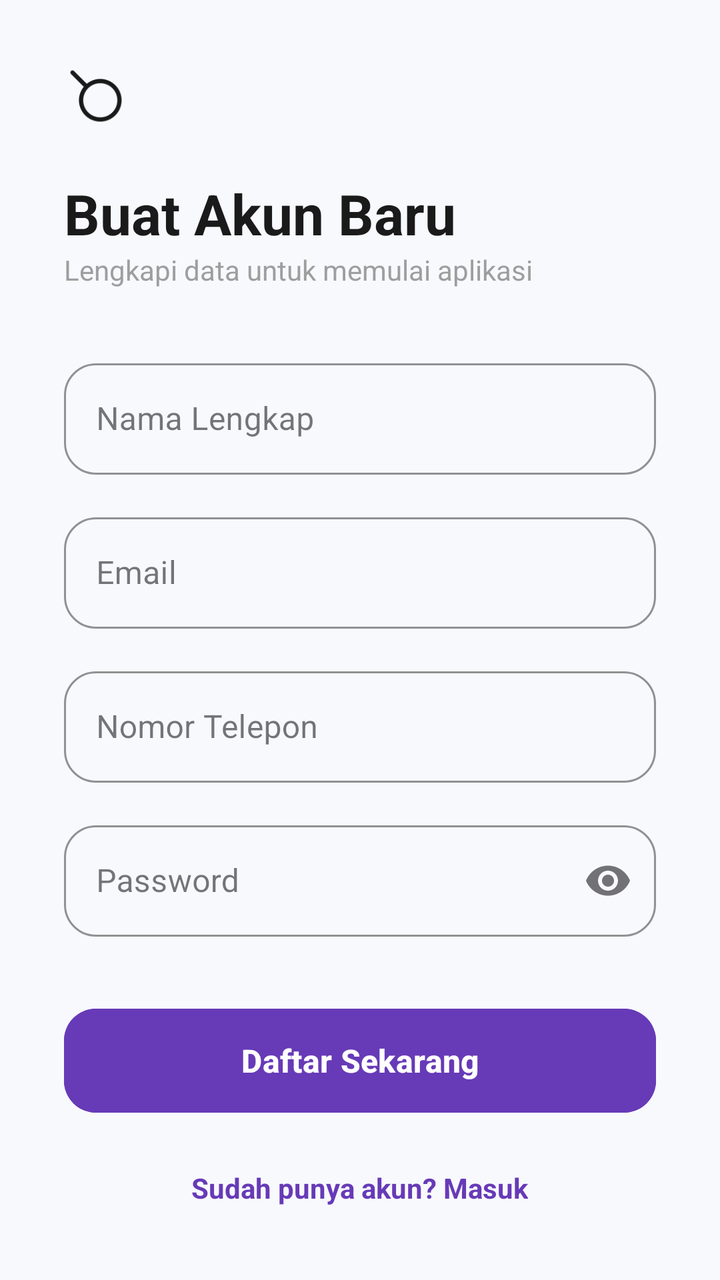
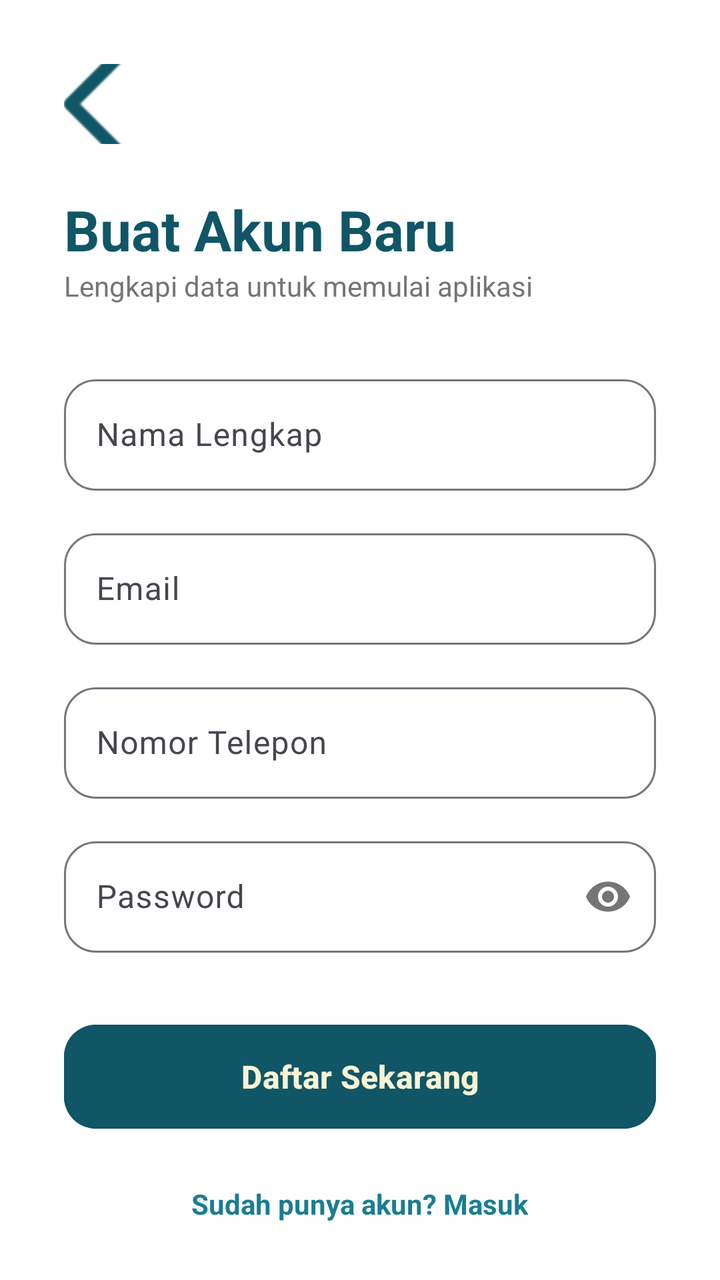

Compare the two renders of this Android layout. The source of the first and the diff that turns it into the second are given below.
<!-- AndroidManifest.xml: application theme Theme.Penjualan -->
<!-- res/layout/activity_register.xml -->
<?xml version="1.0" encoding="utf-8"?>
<androidx.core.widget.NestedScrollView xmlns:android="http://schemas.android.com/apk/res/android"
    xmlns:app="http://schemas.android.com/apk/res-auto"
    android:layout_width="match_parent"
    android:layout_height="match_parent"
    android:background="#F8F9FD"
    android:fillViewport="true">

    <androidx.constraintlayout.widget.ConstraintLayout
        android:layout_width="match_parent"
        android:layout_height="wrap_content"
        android:padding="32dp">

        <ImageView
            android:id="@+id/btnBack"
            android:layout_width="32dp"
            android:layout_height="32dp"
            android:src="@drawable/ic_search"
            android:rotation="180"
            app:tint="#1A1A1A"
            app:layout_constraintStart_toStartOf="parent"
            app:layout_constraintTop_toTopOf="parent" />

        <TextView
            android:id="@+id/tvTitleReg"
            android:layout_width="wrap_content"
            android:layout_height="wrap_content"
            android:layout_marginTop="24dp"
            android:text="Buat Akun Baru"
            android:textColor="#1A1A1A"
            android:textSize="28sp"
            android:textStyle="bold"
            app:layout_constraintStart_toStartOf="parent"
            app:layout_constraintTop_toBottomOf="@id/btnBack" />

        <TextView
            android:id="@+id/tvSubTitleReg"
            android:layout_width="wrap_content"
            android:layout_height="wrap_content"
            android:text="Lengkapi data untuk memulai aplikasi"
            android:textColor="#9E9E9E"
            android:textSize="14sp"
            app:layout_constraintStart_toStartOf="parent"
            app:layout_constraintTop_toBottomOf="@id/tvTitleReg" />

        <LinearLayout
            android:layout_width="match_parent"
            android:layout_height="wrap_content"
            android:layout_marginTop="32dp"
            android:orientation="vertical"
            app:layout_constraintTop_toBottomOf="@id/tvSubTitleReg">

            <com.google.android.material.textfield.TextInputLayout
                style="@style/Widget.MaterialComponents.TextInputLayout.OutlinedBox"
                android:layout_width="match_parent"
                android:layout_height="wrap_content"
                app:boxCornerRadiusBottomEnd="16dp"
                app:boxCornerRadiusBottomStart="16dp"
                app:boxCornerRadiusTopEnd="16dp"
                app:boxCornerRadiusTopStart="16dp"
                app:boxStrokeColor="#673AB7"
                app:hintTextColor="#673AB7"
                android:hint="Nama Lengkap">
                <com.google.android.material.textfield.TextInputEditText
                    android:id="@+id/etNamaDaftar"
                    android:layout_width="match_parent"
                    android:layout_height="wrap_content"
                    android:inputType="textPersonName" />
            </com.google.android.material.textfield.TextInputLayout>

            <com.google.android.material.textfield.TextInputLayout
                style="@style/Widget.MaterialComponents.TextInputLayout.OutlinedBox"
                android:layout_width="match_parent"
                android:layout_height="wrap_content"
                android:layout_marginTop="16dp"
                app:boxCornerRadiusBottomEnd="16dp"
                app:boxCornerRadiusBottomStart="16dp"
                app:boxCornerRadiusTopEnd="16dp"
                app:boxCornerRadiusTopStart="16dp"
                app:boxStrokeColor="#673AB7"
                app:hintTextColor="#673AB7"
                android:hint="Email">
                <com.google.android.material.textfield.TextInputEditText
                    android:id="@+id/etEmailDaftar"
                    android:layout_width="match_parent"
                    android:layout_height="wrap_content"
                    android:inputType="textEmailAddress" />
            </com.google.android.material.textfield.TextInputLayout>

            <com.google.android.material.textfield.TextInputLayout
                style="@style/Widget.MaterialComponents.TextInputLayout.OutlinedBox"
                android:layout_width="match_parent"
                android:layout_height="wrap_content"
                android:layout_marginTop="16dp"
                app:boxCornerRadiusBottomEnd="16dp"
                app:boxCornerRadiusBottomStart="16dp"
                app:boxCornerRadiusTopEnd="16dp"
                app:boxCornerRadiusTopStart="16dp"
                app:boxStrokeColor="#673AB7"
                app:hintTextColor="#673AB7"
                android:hint="Nomor Telepon">
                <com.google.android.material.textfield.TextInputEditText
                    android:id="@+id/etTelpDaftar"
                    android:layout_width="match_parent"
                    android:layout_height="wrap_content"
                    android:inputType="phone" />
            </com.google.android.material.textfield.TextInputLayout>

            <com.google.android.material.textfield.TextInputLayout
                style="@style/Widget.MaterialComponents.TextInputLayout.OutlinedBox"
                android:layout_width="match_parent"
                android:layout_height="wrap_content"
                android:layout_marginTop="16dp"
                app:boxCornerRadiusBottomEnd="16dp"
                app:boxCornerRadiusBottomStart="16dp"
                app:boxCornerRadiusTopEnd="16dp"
                app:boxCornerRadiusTopStart="16dp"
                app:boxStrokeColor="#673AB7"
                app:hintTextColor="#673AB7"
                app:passwordToggleEnabled="true"
                android:hint="Password">
                <com.google.android.material.textfield.TextInputEditText
                    android:id="@+id/etPassDaftar"
                    android:layout_width="match_parent"
                    android:layout_height="wrap_content"
                    android:inputType="textPassword" />
            </com.google.android.material.textfield.TextInputLayout>

            <com.google.android.material.button.MaterialButton
                android:id="@+id/btnSimpanDaftar"
                android:layout_width="match_parent"
                android:layout_height="60dp"
                android:layout_marginTop="32dp"
                android:text="Daftar Sekarang"
                android:textAllCaps="false"
                android:textSize="16sp"
                android:textStyle="bold"
                app:cornerRadius="16dp"
                android:backgroundTint="#673AB7"
                app:elevation="4dp" />

            <TextView
                android:id="@+id/btnKeLogin"
                android:layout_width="wrap_content"
                android:layout_height="wrap_content"
                android:layout_gravity="center"
                android:layout_marginTop="24dp"
                android:layout_marginBottom="24dp"
                android:text="Sudah punya akun? Masuk"
                android:textColor="#673AB7"
                android:textStyle="bold" />

        </LinearLayout>
    </androidx.constraintlayout.widget.ConstraintLayout>
</androidx.core.widget.NestedScrollView>
<!-- resources referenced by this layout -->
<resources>
  <!-- drawable ic_search: png bitmap (drawable, 2161 bytes) -->
  <style name="Theme.Penjualan" parent="Base.Theme.Penjualan" />
  <style name="Base.Theme.Penjualan" parent="Theme.Material3.DayNight.NoActionBar">
          
          
      </style>
</resources>

<!-- the commit's change to res/layout/activity_register.xml (unified diff, before → after) -->
@@ -3,7 +3,7 @@
     xmlns:app="http://schemas.android.com/apk/res-auto"
     android:layout_width="match_parent"
     android:layout_height="match_parent"
-    android:background="#F8F9FD"
+    android:background="@color/white"
     android:fillViewport="true">
 
     <androidx.constraintlayout.widget.ConstraintLayout
@@ -11,13 +11,13 @@
         android:layout_height="wrap_content"
         android:padding="32dp">
 
-        <ImageView
+        <ImageButton
             android:id="@+id/btnBack"
-            android:layout_width="32dp"
-            android:layout_height="32dp"
-            android:src="@drawable/ic_search"
-            android:rotation="180"
-            app:tint="#1A1A1A"
+            android:layout_width="40dp"
+            android:layout_height="40dp"
+            android:src="@drawable/ic_back"
+            android:background="?attr/selectableItemBackgroundBorderless"
+            app:tint="@color/teal_deep"
             app:layout_constraintStart_toStartOf="parent"
             app:layout_constraintTop_toTopOf="parent" />
 
@@ -27,7 +27,7 @@
             android:layout_height="wrap_content"
             android:layout_marginTop="24dp"
             android:text="Buat Akun Baru"
-            android:textColor="#1A1A1A"
+            android:textColor="@color/teal_deep"
             android:textSize="28sp"
             android:textStyle="bold"
             app:layout_constraintStart_toStartOf="parent"
@@ -38,7 +38,7 @@
             android:layout_width="wrap_content"
             android:layout_height="wrap_content"
             android:text="Lengkapi data untuk memulai aplikasi"
-            android:textColor="#9E9E9E"
+            android:textColor="#757575"
             android:textSize="14sp"
             app:layout_constraintStart_toStartOf="parent"
             app:layout_constraintTop_toBottomOf="@id/tvTitleReg" />
@@ -51,15 +51,13 @@
             app:layout_constraintTop_toBottomOf="@id/tvSubTitleReg">
 
             <com.google.android.material.textfield.TextInputLayout
-                style="@style/Widget.MaterialComponents.TextInputLayout.OutlinedBox"
+                style="@style/Widget.Material3.TextInputLayout.OutlinedBox"
                 android:layout_width="match_parent"
                 android:layout_height="wrap_content"
                 app:boxCornerRadiusBottomEnd="16dp"
                 app:boxCornerRadiusBottomStart="16dp"
                 app:boxCornerRadiusTopEnd="16dp"
                 app:boxCornerRadiusTopStart="16dp"
-                app:boxStrokeColor="#673AB7"
-                app:hintTextColor="#673AB7"
                 android:hint="Nama Lengkap">
                 <com.google.android.material.textfield.TextInputEditText
                     android:id="@+id/etNamaDaftar"
@@ -69,7 +67,7 @@
             </com.google.android.material.textfield.TextInputLayout>
 
             <com.google.android.material.textfield.TextInputLayout
-                style="@style/Widget.MaterialComponents.TextInputLayout.OutlinedBox"
+                style="@style/Widget.Material3.TextInputLayout.OutlinedBox"
                 android:layout_width="match_parent"
                 android:layout_height="wrap_content"
                 android:layout_marginTop="16dp"
@@ -77,8 +75,6 @@
                 app:boxCornerRadiusBottomStart="16dp"
                 app:boxCornerRadiusTopEnd="16dp"
                 app:boxCornerRadiusTopStart="16dp"
-                app:boxStrokeColor="#673AB7"
-                app:hintTextColor="#673AB7"
                 android:hint="Email">
                 <com.google.android.material.textfield.TextInputEditText
                     android:id="@+id/etEmailDaftar"
@@ -88,7 +84,7 @@
             </com.google.android.material.textfield.TextInputLayout>
 
             <com.google.android.material.textfield.TextInputLayout
-                style="@style/Widget.MaterialComponents.TextInputLayout.OutlinedBox"
+                style="@style/Widget.Material3.TextInputLayout.OutlinedBox"
                 android:layout_width="match_parent"
                 android:layout_height="wrap_content"
                 android:layout_marginTop="16dp"
@@ -96,8 +92,6 @@
                 app:boxCornerRadiusBottomStart="16dp"
                 app:boxCornerRadiusTopEnd="16dp"
                 app:boxCornerRadiusTopStart="16dp"
-                app:boxStrokeColor="#673AB7"
-                app:hintTextColor="#673AB7"
                 android:hint="Nomor Telepon">
                 <com.google.android.material.textfield.TextInputEditText
                     android:id="@+id/etTelpDaftar"
@@ -107,7 +101,7 @@
             </com.google.android.material.textfield.TextInputLayout>
 
             <com.google.android.material.textfield.TextInputLayout
-                style="@style/Widget.MaterialComponents.TextInputLayout.OutlinedBox"
+                style="@style/Widget.Material3.TextInputLayout.OutlinedBox"
                 android:layout_width="match_parent"
                 android:layout_height="wrap_content"
                 android:layout_marginTop="16dp"
@@ -115,8 +109,6 @@
                 app:boxCornerRadiusBottomStart="16dp"
                 app:boxCornerRadiusTopEnd="16dp"
                 app:boxCornerRadiusTopStart="16dp"
-                app:boxStrokeColor="#673AB7"
-                app:hintTextColor="#673AB7"
                 app:passwordToggleEnabled="true"
                 android:hint="Password">
                 <com.google.android.material.textfield.TextInputEditText
@@ -136,7 +128,8 @@
                 android:textSize="16sp"
                 android:textStyle="bold"
                 app:cornerRadius="16dp"
-                android:backgroundTint="#673AB7"
+                android:backgroundTint="@color/teal_deep"
+                android:textColor="@color/cream"
                 app:elevation="4dp" />
 
             <TextView
@@ -147,7 +140,7 @@
                 android:layout_marginTop="24dp"
                 android:layout_marginBottom="24dp"
                 android:text="Sudah punya akun? Masuk"
-                android:textColor="#673AB7"
+                android:textColor="@color/teal_light"
                 android:textStyle="bold" />
 
         </LinearLayout>
<!-- resource entries referenced after the edit -->
@@ -1,10 +1,23 @@
 <!-- resources referenced by this layout -->
 <resources>
-  <!-- drawable ic_search: png bitmap (drawable, 2161 bytes) -->
+  <color name="cream">#F7F4D5</color>
+  <color name="teal_deep">#105666</color>
+  <color name="teal_light">#1A7D91</color>
+  <color name="white">#FFFFFFFF</color>
+  <!-- drawable ic_back: png bitmap (drawable, 536 bytes) -->
   <style name="Theme.Penjualan" parent="Base.Theme.Penjualan" />
   <style name="Base.Theme.Penjualan" parent="Theme.Material3.DayNight.NoActionBar">
           
-          
+          <item name="colorPrimary">@color/teal_deep</item>
+          <item name="colorOnPrimary">@color/cream</item>
+          <item name="colorPrimaryContainer">@color/teal_light</item>
+          <item name="colorOnPrimaryContainer">@color/white</item>
+  
+          <item name="colorSecondary">@color/teal_light</item>
+          <item name="colorOnSecondary">@color/white</item>
+  
+          <item name="android:windowBackground">@color/white</item>
+          <item name="android:statusBarColor">@color/teal_deep</item>
       </style>
 </resources>
 
